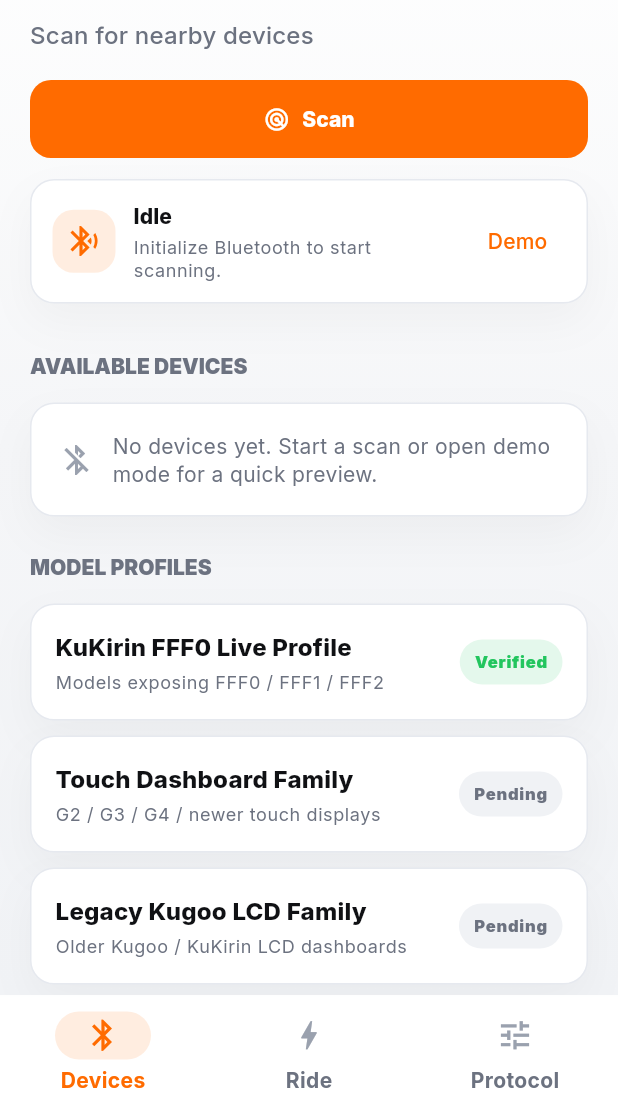
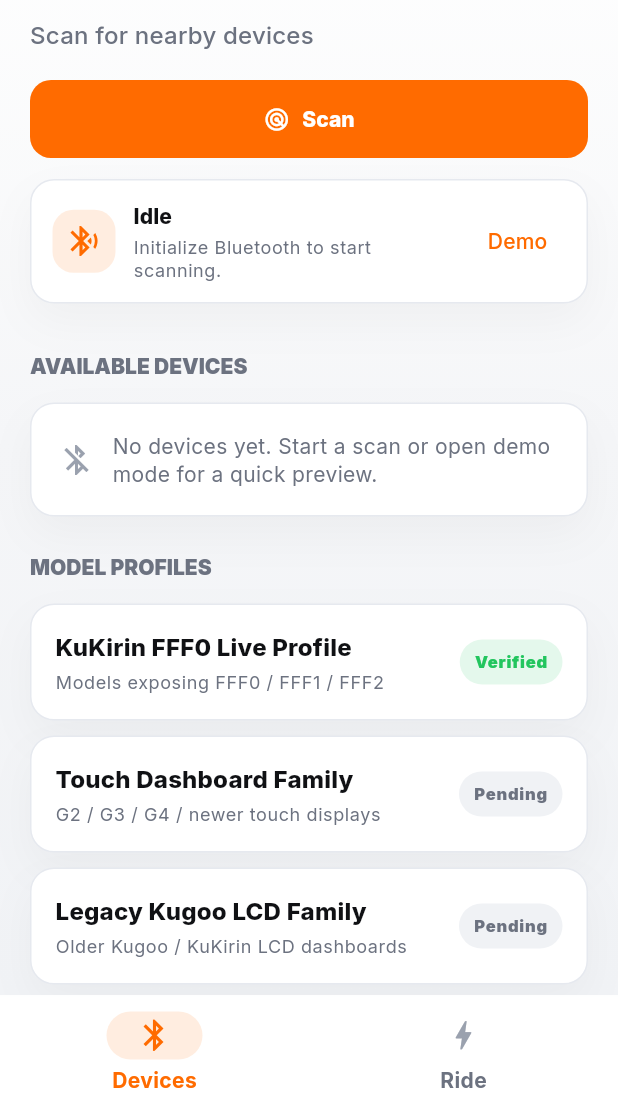
Before and after one commit to NikLaaaa/kukirin-control-ios, a Flutter app: the screen it shows after launch, on a phone screen of 412 x 824 dp, the part 124-1236 px from its top. Run offline on Flutter 3.47's test engine with Material 3 defaults, Android fonts, the phone set to English and light mode, and no system bars; our stand-ins replace google_fonts; missing offline and left inert: flutter_reactive_ble; statements that could not run were skipped.

Commit message:
Update home_shell.dart

```diff
--- a/lib/src/screens/home_shell.dart
+++ b/lib/src/screens/home_shell.dart
@@ -4,7 +4,6 @@
 import '../theme/app_theme.dart';
 import 'dashboard_screen.dart';
 import 'devices_screen.dart';
-import 'protocol_screen.dart';
 
 class KukirinHomeShell extends StatelessWidget {
   const KukirinHomeShell({super.key, required this.controller});
@@ -36,7 +35,6 @@
                 children: [
                   DevicesScreen(controller: controller),
                   DashboardScreen(controller: controller),
-                  ProtocolScreen(controller: controller),
                 ],
               ),
             ),
@@ -64,11 +62,6 @@
                     selectedIcon: Icon(Icons.bolt),
                     label: 'Ride',
                   ),
-                  NavigationDestination(
-                    icon: Icon(Icons.tune_outlined),
-                    selectedIcon: Icon(Icons.tune),
-                    label: 'Protocol',
-                  ),
                 ],
               ),
             ),
```
